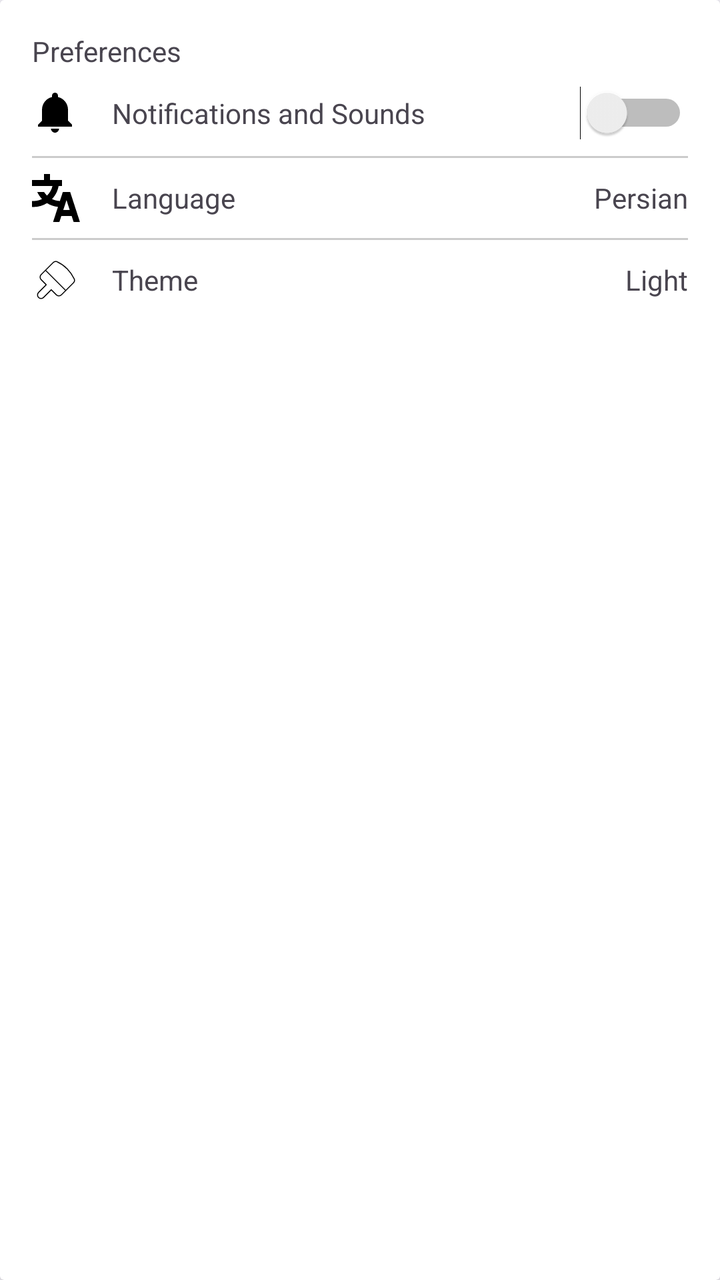
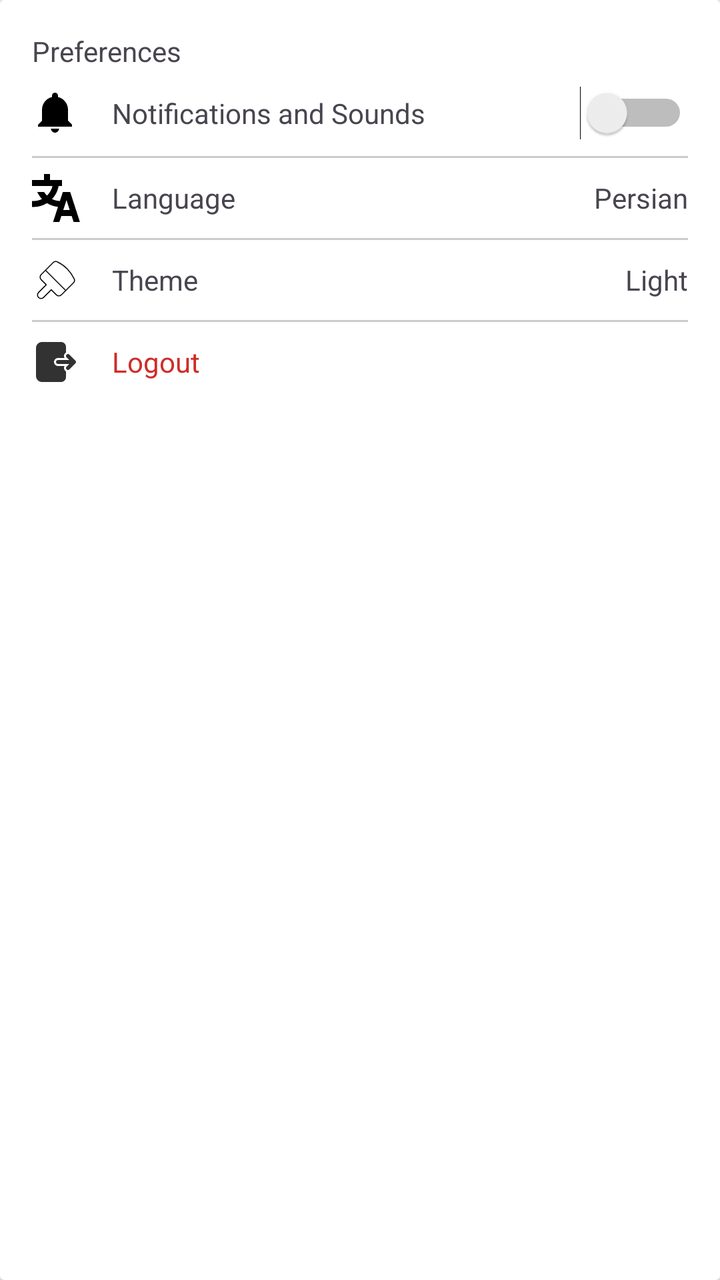

Compare the two renders of this Android layout. The source of the first and the diff that turns it into the second are given below.
<!-- AndroidManifest.xml: application theme Theme.Iotequipment -->
<!-- res/layout/item_preferences.xml -->
<?xml version="1.0" encoding="utf-8"?>
<androidx.cardview.widget.CardView
    xmlns:android="http://schemas.android.com/apk/res/android"
    xmlns:tools="http://schemas.android.com/tools"
    android:layout_width="match_parent"
    android:layout_height="wrap_content"
    android:elevation="4dp"
    android:radius="12dp">


    <LinearLayout
        android:layout_width="match_parent"
        android:layout_height="wrap_content"
        android:orientation="vertical"
        android:padding="16dp">
        <TextView
            android:layout_width="match_parent"
            android:layout_height="wrap_content"
            android:text="@string/settings_preferences"
            android:textDirection="ltr"
            android:layout_gravity="start"
            />
        
        <LinearLayout
            android:layout_width="match_parent"
            android:layout_height="wrap_content"
            android:gravity="center_vertical"
            android:paddingVertical="8dp">

            <ImageView
                android:layout_width="24dp"
                android:layout_height="24dp"
                android:src="@drawable/ic_notifications" />

            <TextView
                android:layout_width="0dp"
                android:layout_height="wrap_content"
                android:layout_marginStart="16dp"
                android:layout_weight="1"
                android:text="@string/settings_notifications"
                android:textDirection="ltr"
                android:gravity="start"
                />

            <Switch
                android:id="@+id/switchNotifications"
                android:layout_width="wrap_content"
                android:layout_height="wrap_content"
                tools:ignore="UseSwitchCompatOrMaterialXml" />
        </LinearLayout>
        
        <View
            android:layout_width="match_parent"
            android:layout_height="1dp"
            android:background="#CCC" />
        <LinearLayout
            android:layout_width="match_parent"
            android:layout_height="wrap_content"
            android:gravity="center_vertical"
            android:orientation="horizontal"
            android:paddingVertical="8dp">

            <ImageView
                android:layout_width="24dp"
                android:layout_height="24dp"
                android:src="@drawable/ic_language" />

            <TextView
                android:layout_width="0dp"
                android:layout_height="wrap_content"
                android:layout_marginStart="16dp"
                android:layout_weight="1"
                android:text="@string/settings_language_btn"
                android:textDirection="ltr"
                android:gravity="start"
                />

            <TextView
                android:layout_width="wrap_content"
                android:layout_height="wrap_content"
                android:text="@string/settings_language_fa" />
        </LinearLayout>
        
        <View
            android:layout_width="match_parent"
            android:layout_height="1dp"
            android:background="#CCC" />

        <LinearLayout
            android:layout_width="match_parent"
            android:layout_height="wrap_content"
            android:gravity="center_vertical"
            android:paddingVertical="8dp">

            <ImageView
                android:layout_width="24dp"
                android:layout_height="24dp"
                android:src="@drawable/ic_theme" />

            <TextView
                android:layout_width="0dp"
                android:layout_height="wrap_content"
                android:layout_marginStart="16dp"
                android:layout_weight="1"
                android:text="@string/settings_theme_btn"
                android:textDirection="ltr"
                android:gravity="start"
                />

            <TextView
                android:layout_width="wrap_content"
                android:layout_height="wrap_content"
                android:text="@string/settings_theme_light"

                />

        </LinearLayout>
    </LinearLayout>
</androidx.cardview.widget.CardView>
<!-- resources referenced by this layout -->
<resources>
  <!-- drawable ic_language (drawable) -->
  <vector xmlns:android="http://schemas.android.com/apk/res/android"
      android:width="64dp"
      android:height="64dp"
      android:viewportWidth="16"
      android:viewportHeight="16">
    <path
        android:pathData="M4,0H6V2H10V4H8.868C8.571,5.67 7.786,7.171 6.666,8.351C7.466,8.739 8.357,8.968 9.299,8.997L10.274,6H12.726L15.976,16H13.873L13.224,14H9.776L9.126,16H7.023L8.662,10.959C7.326,10.828 6.082,10.389 5,9.712C3.695,10.528 2.153,11 0.5,11H0V9H0.5C1.516,9 2.478,8.767 3.334,8.351C2.684,7.666 2.146,6.872 1.752,6H4.022C4.3,6.435 4.629,6.834 5,7.19C5.887,6.339 6.534,5.238 6.826,4H0V2H4V0ZM12.573,12L11.5,8.697L10.427,12H12.573Z"
        android:fillColor="#000000"
        android:fillType="evenOdd"/>
  </vector>
  <!-- drawable ic_notifications (drawable) -->
  <vector xmlns:android="http://schemas.android.com/apk/res/android"
      android:width="64dp"
      android:height="64dp"
      android:viewportWidth="24"
      android:viewportHeight="24">
    <path
        android:pathData="M11.5,22c1.1,0 2,-0.9 2,-2h-4c0,1.1 0.9,2 2,2zM18,16v-5.5c0,-3.07 -2.13,-5.64 -5,-6.32L13,3.5c0,-0.83 -0.67,-1.5 -1.5,-1.5S10,2.67 10,3.5v0.68c-2.87,0.68 -5,3.25 -5,6.32L5,16l-2,2v1h17v-1l-2,-2z"
        android:fillColor="#000000"/>
  </vector>
  <string name="settings_language_btn">Language</string>
  <string name="settings_language_fa">Persian</string>
  <string name="settings_notifications">Notifications and Sounds</string>
  <string name="settings_preferences">Preferences</string>
  <string name="settings_theme_btn">Theme</string>
  <string name="settings_theme_light">Light</string>
  <style name="Theme.Iotequipment" parent="Base.Theme.Iotequipment" />
  <style name="Base.Theme.Iotequipment" parent="Theme.Material3.DayNight.NoActionBar">
          <item name="fontFamily">@font/iran_yekan_regular</item>
          
          
          <item name="colorPrimary">@color/md_theme_primary</item>
          <item name="android:colorBackground">@color/md_theme_background</item>
  
      </style>
  <color name="md_theme_primary">#0055EF</color>
  <color name="md_theme_background">#FAF8FF</color>
  <!-- unchanged entries left out for length: 1 -->
</resources>

<!-- the commit's change to res/layout/item_preferences.xml (unified diff, before → after) -->
@@ -17,7 +17,6 @@
             android:layout_width="match_parent"
             android:layout_height="wrap_content"
             android:text="@string/settings_preferences"
-            android:textDirection="ltr"
             android:layout_gravity="start"
             />
         
@@ -38,7 +37,7 @@
                 android:layout_marginStart="16dp"
                 android:layout_weight="1"
                 android:text="@string/settings_notifications"
-                android:textDirection="ltr"
+                android:textDirection="locale"
                 android:gravity="start"
                 />
 
@@ -48,12 +47,13 @@
                 android:layout_height="wrap_content"
                 tools:ignore="UseSwitchCompatOrMaterialXml" />
         </LinearLayout>
-        
         <View
             android:layout_width="match_parent"
             android:layout_height="1dp"
             android:background="#CCC" />
+        
         <LinearLayout
+            android:id="@+id/languageLayout"
             android:layout_width="match_parent"
             android:layout_height="wrap_content"
             android:gravity="center_vertical"
@@ -71,21 +71,21 @@
                 android:layout_marginStart="16dp"
                 android:layout_weight="1"
                 android:text="@string/settings_language_btn"
-                android:textDirection="ltr"
+                android:textDirection="locale"
                 android:gravity="start"
                 />
 
             <TextView
+                android:id="@+id/currentLanguageText"
                 android:layout_width="wrap_content"
                 android:layout_height="wrap_content"
                 android:text="@string/settings_language_fa" />
         </LinearLayout>
-        
         <View
             android:layout_width="match_parent"
             android:layout_height="1dp"
             android:background="#CCC" />
-
+        
         <LinearLayout
             android:layout_width="match_parent"
             android:layout_height="wrap_content"
@@ -103,7 +103,7 @@
                 android:layout_marginStart="16dp"
                 android:layout_weight="1"
                 android:text="@string/settings_theme_btn"
-                android:textDirection="ltr"
+                android:textDirection="locale"
                 android:gravity="start"
                 />
 
@@ -115,5 +115,34 @@
                 />
 
         </LinearLayout>
+        <View
+            android:layout_width="match_parent"
+            android:layout_height="1dp"
+            android:background="#CCC" />
+        
+        <LinearLayout
+            android:layout_width="match_parent"
+            android:layout_height="wrap_content"
+            android:gravity="center_vertical"
+            android:paddingVertical="8dp">
+
+            <ImageView
+                android:layout_width="24dp"
+                android:layout_height="24dp"
+                android:src="@drawable/ic_logout" />
+
+            <TextView
+                android:layout_width="0dp"
+                android:layout_height="wrap_content"
+                android:layout_marginStart="16dp"
+                android:textColor="@color/md_theme_errorContainer_mediumContrast"
+                android:layout_weight="1"
+                android:text="@string/auth_logout"
+                android:textDirection="locale"
+                android:gravity="start"
+                />
+
+
+        </LinearLayout>
     </LinearLayout>
 </androidx.cardview.widget.CardView>
<!-- resource entries referenced after the edit -->
@@ -1,5 +1,6 @@
 <!-- resources referenced by this layout -->
 <resources>
+  <color name="md_theme_errorContainer_mediumContrast">#CF2C27</color>
   <!-- drawable ic_language (drawable) -->
   <vector xmlns:android="http://schemas.android.com/apk/res/android"
       android:width="64dp"
@@ -11,6 +12,19 @@
         android:fillColor="#000000"
         android:fillType="evenOdd"/>
   </vector>
+  <!-- drawable ic_logout (drawable) -->
+  <vector xmlns:android="http://schemas.android.com/apk/res/android"
+      android:width="800dp"
+      android:height="800dp"
+      android:viewportWidth="24"
+      android:viewportHeight="24">
+    <path
+        android:pathData="M17.293,14.293C16.902,14.683 16.902,15.317 17.293,15.707C17.683,16.098 18.317,16.098 18.707,15.707L21.62,12.794C21.635,12.779 21.65,12.764 21.664,12.748C21.87,12.565 22,12.298 22,12C22,11.702 21.87,11.435 21.664,11.252C21.65,11.236 21.635,11.221 21.62,11.206L18.707,8.293C18.317,7.902 17.683,7.902 17.293,8.293C16.902,8.683 16.902,9.317 17.293,9.707L18.586,11H13C12.448,11 12,11.448 12,12C12,12.552 12.448,13 13,13H18.586L17.293,14.293Z"
+        android:fillColor="#323232"/>
+    <path
+        android:pathData="M5,2C3.343,2 2,3.343 2,5V19C2,20.657 3.343,22 5,22H14.5C15.881,22 17,20.881 17,19.5V16.733C16.852,16.647 16.712,16.541 16.586,16.414C15.931,15.76 15.825,14.765 16.267,14H13C11.895,14 11,13.105 11,12C11,10.895 11.895,10 13,10H16.267C15.825,9.235 15.931,8.24 16.586,7.586C16.712,7.459 16.852,7.353 17,7.267V4.5C17,3.119 15.881,2 14.5,2H5Z"
+        android:fillColor="#323232"/>
+  </vector>
   <!-- drawable ic_notifications (drawable) -->
   <vector xmlns:android="http://schemas.android.com/apk/res/android"
       android:width="64dp"
@@ -21,6 +35,7 @@
         android:pathData="M11.5,22c1.1,0 2,-0.9 2,-2h-4c0,1.1 0.9,2 2,2zM18,16v-5.5c0,-3.07 -2.13,-5.64 -5,-6.32L13,3.5c0,-0.83 -0.67,-1.5 -1.5,-1.5S10,2.67 10,3.5v0.68c-2.87,0.68 -5,3.25 -5,6.32L5,16l-2,2v1h17v-1l-2,-2z"
         android:fillColor="#000000"/>
   </vector>
+  <string name="auth_logout">Logout</string>
   <string name="settings_language_btn">Language</string>
   <string name="settings_language_fa">Persian</string>
   <string name="settings_notifications">Notifications and Sounds</string>
